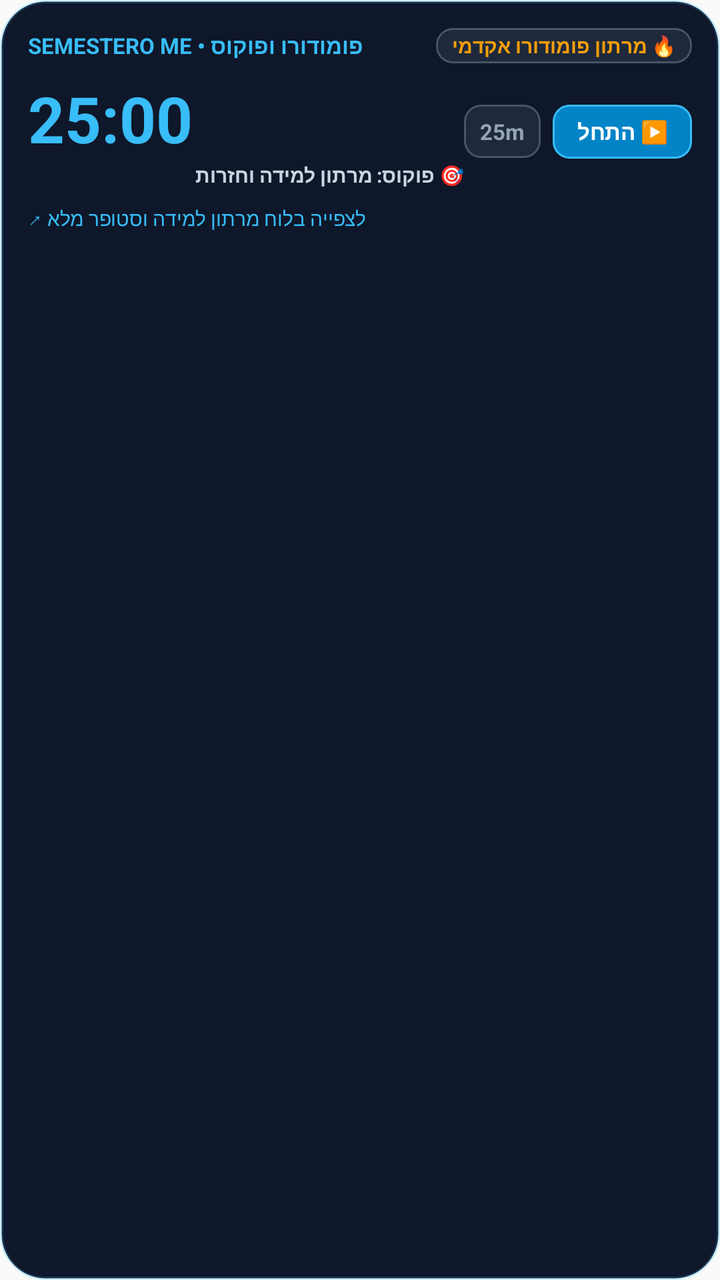
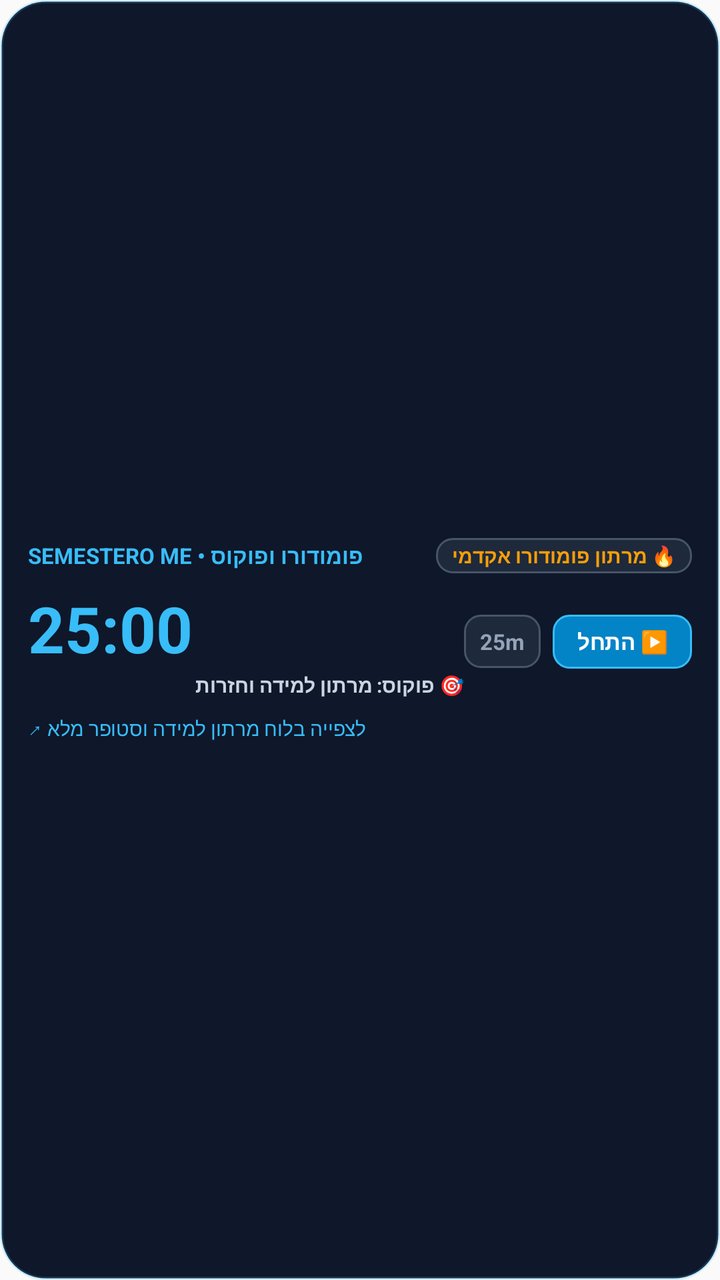

Compare the two renders of this Android layout. The source of the first and the diff that turns it into the second are given below.
<!-- AndroidManifest.xml: application theme AppTheme -->
<!-- res/layout/widget_pomodoro.xml -->
<?xml version="1.0" encoding="utf-8"?>
<LinearLayout xmlns:android="http://schemas.android.com/apk/res/android"
    android:id="@+id/widget_pomodoro_root"
    android:layout_width="match_parent"
    android:layout_height="match_parent"
    android:background="@drawable/widget_card_bg"
    android:orientation="vertical"
    android:padding="14dp">

    
    <LinearLayout
        android:layout_width="match_parent"
        android:layout_height="wrap_content"
        android:orientation="horizontal"
        android:gravity="center_vertical">

        <TextView
            android:layout_width="0dp"
            android:layout_height="wrap_content"
            android:layout_weight="1"
            android:text="SEMESTERO ME • פומודורו ופוקוס"
            android:textColor="#38bdf8"
            android:textSize="11sp"
            android:textStyle="bold" />

        <TextView
            android:id="@+id/widget_pomodoro_daily_goal"
            android:layout_width="wrap_content"
            android:layout_height="wrap_content"
            android:background="@drawable/widget_badge_bg"
            android:paddingLeft="8dp"
            android:paddingRight="8dp"
            android:paddingTop="2dp"
            android:paddingBottom="2dp"
            android:text="🔥 מרתון פומודורו אקדמי"
            android:textColor="#f59e0b"
            android:textSize="10sp"
            android:textStyle="bold" />
    </LinearLayout>

    
    <LinearLayout
        android:layout_width="match_parent"
        android:layout_height="wrap_content"
        android:layout_marginTop="6dp"
        android:orientation="horizontal"
        android:gravity="center_vertical">

        
        <LinearLayout
            android:layout_width="0dp"
            android:layout_height="wrap_content"
            android:layout_weight="1"
            android:orientation="vertical">

            <TextView
                android:id="@+id/widget_pomodoro_time"
                android:layout_width="wrap_content"
                android:layout_height="wrap_content"
                android:text="25:00"
                android:textColor="#38bdf8"
                android:textSize="32sp"
                android:textStyle="bold" />

            <TextView
                android:id="@+id/widget_pomodoro_task_title"
                android:layout_width="match_parent"
                android:layout_height="wrap_content"
                android:text="🎯 פוקוס: מרתון למידה וחזרות"
                android:textColor="#cbd5e1"
                android:textSize="10sp"
                android:textStyle="bold"
                android:maxLines="1"
                android:ellipsize="end" />
        </LinearLayout>

        
        <LinearLayout
            android:layout_width="wrap_content"
            android:layout_height="wrap_content"
            android:orientation="horizontal"
            android:gravity="center">

            
            <TextView
                android:id="@+id/btn_pomodoro_mode"
                android:layout_width="wrap_content"
                android:layout_height="wrap_content"
                android:layout_marginRight="6dp"
                android:background="@drawable/widget_badge_bg"
                android:paddingLeft="8dp"
                android:paddingRight="8dp"
                android:paddingTop="6dp"
                android:paddingBottom="6dp"
                android:text="25m"
                android:textColor="#94a3b8"
                android:textSize="11sp"
                android:textStyle="bold" />

            
            <TextView
                android:id="@+id/btn_pomodoro_toggle"
                android:layout_width="wrap_content"
                android:layout_height="wrap_content"
                android:background="@drawable/widget_button_cyan_bg"
                android:paddingLeft="12dp"
                android:paddingRight="12dp"
                android:paddingTop="6dp"
                android:paddingBottom="6dp"
                android:text="▶️ התחל"
                android:textColor="#ffffff"
                android:textSize="11sp"
                android:textStyle="bold" />
        </LinearLayout>
    </LinearLayout>

    
    <TextView
        android:layout_width="match_parent"
        android:layout_height="wrap_content"
        android:layout_marginTop="8dp"
        android:text="לצפייה בלוח מרתון למידה וסטופר מלא ↗"
        android:textColor="#38bdf8"
        android:textSize="10sp"
        android:gravity="left" />
</LinearLayout>
<!-- resources referenced by this layout -->
<resources>
  <!-- drawable widget_badge_bg (drawable) -->
  <?xml version="1.0" encoding="utf-8"?>
  <shape xmlns:android="http://schemas.android.com/apk/res/android"
      android:shape="rectangle">
      <solid android:color="#1e293b" />
      <corners android:radius="8dp" />
      <stroke
          android:width="1dp"
          android:color="#475569" />
  </shape>
  <!-- drawable widget_button_cyan_bg (drawable) -->
  <?xml version="1.0" encoding="utf-8"?>
  <shape xmlns:android="http://schemas.android.com/apk/res/android"
      android:shape="rectangle">
      <solid android:color="#0284c7" />
      <corners android:radius="8dp" />
      <stroke
          android:width="1dp"
          android:color="#38bdf8" />
  </shape>
  <!-- drawable widget_card_bg (drawable) -->
  <?xml version="1.0" encoding="utf-8"?>
  <shape xmlns:android="http://schemas.android.com/apk/res/android"
      android:shape="rectangle">
      <solid android:color="#0f172a" />
      <corners android:radius="22dp" />
      <stroke
          android:width="1.5dp"
          android:color="#3338bdf8" />
  </shape>
  <style name="AppTheme" parent="Theme.AppCompat.Light.DarkActionBar">
          
          <item name="colorPrimary">@color/colorPrimary</item>
          <item name="colorPrimaryDark">@color/colorPrimaryDark</item>
          <item name="colorAccent">@color/colorAccent</item>
      </style>
</resources>

<!-- the commit's change to res/layout/widget_pomodoro.xml (unified diff, before → after) -->
@@ -5,6 +5,7 @@
     android:layout_height="match_parent"
     android:background="@drawable/widget_card_bg"
     android:orientation="vertical"
+    android:gravity="center_vertical"
     android:padding="14dp">
 
     
